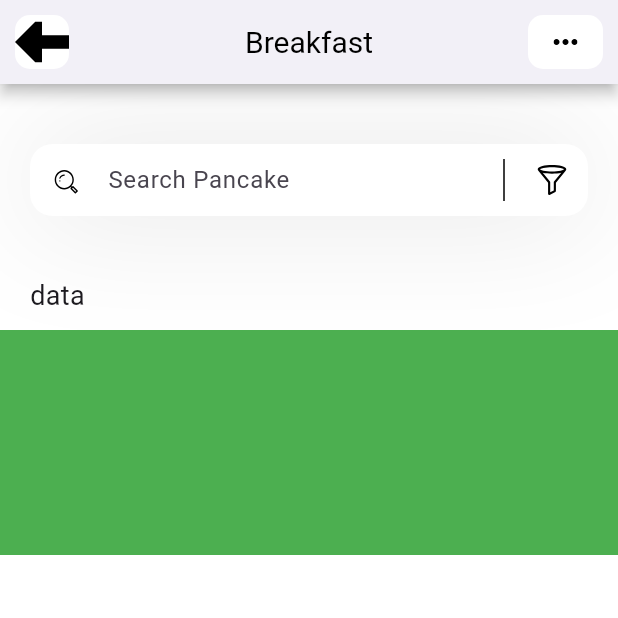
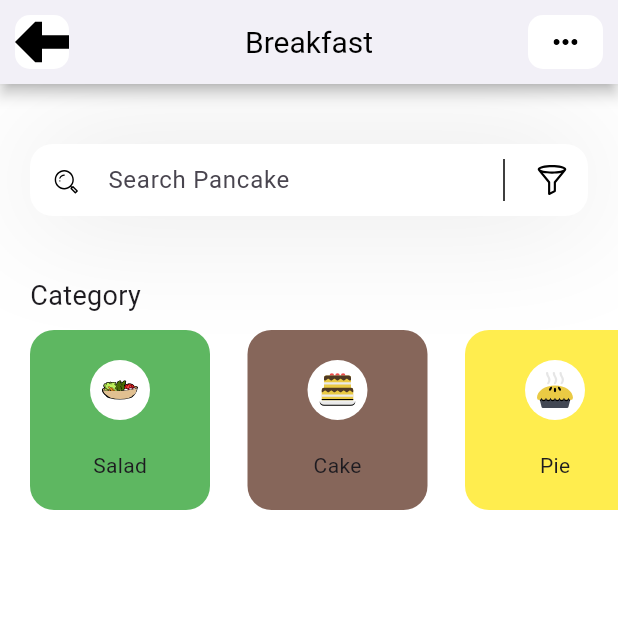
Before and after one commit to zakariabouhaik/learnFlutter, a Flutter app: the screen it shows after launch, on a phone screen of 412 x 824 dp, the top half of it. Run offline on Flutter 3.47's test engine with Material 3 defaults, Android fonts, the phone set to English and light mode, and no system bars; our stand-ins replace flutter_svg.

Commit message:
commit
commit

```diff
--- a/lib/main.dart
+++ b/lib/main.dart
@@ -11,9 +11,9 @@ class MyApp extends StatelessWidget {
 
   @override
   Widget build(BuildContext context) {
-    return const MaterialApp(
+    return  MaterialApp(
       debugShowCheckedModeBanner: false,
-     home: HomePage()
+     home:   HomePage()
       );
   }
 }
--- a/lib/pages/home.dart
+++ b/lib/pages/home.dart
@@ -1,11 +1,31 @@
+import 'package:fitness/pages/models/category_model.dart';
 import 'package:flutter/material.dart';
 import 'package:flutter_svg/flutter_svg.dart';
 
-class HomePage extends StatelessWidget {
-  const HomePage({super.key});
+class HomePage extends StatefulWidget {
+    HomePage({super.key});
+
+  @override
+  State<HomePage> createState() => _HomePageState();
+}
+
+class _HomePageState extends State<HomePage> {
+  List<CategoryModel> categories=[];
+
+  void _getCategories(){
+    categories=CategoryModel.getCategories();
+  }
+
+
+
+  @override
+  void initState(){
+    _getCategories();
+  }
 
   @override
   Widget build(BuildContext context) {
+    _getCategories();
      return Scaffold(
         appBar: appBar(),
         backgroundColor: Colors.white,
@@ -15,27 +35,67 @@ class HomePage extends StatelessWidget {
             _searchbar(),
 
     SizedBox(height: 40),
-            Column(
+            _category()
+        ],),
+     )  ;
+  }
+
+  Column _category() {
+    return Column(
               crossAxisAlignment: CrossAxisAlignment.start,
               children: [
                   Padding(
                     padding: const EdgeInsets.only(left: 20),
                     child: Text(
-                          'data',
+                        'Category',
                          style: TextStyle(
                             fontSize: 18
                          ),),
                   ),
                   SizedBox(height: 10,),
                    Container(
-                    height: 150,
-                    color: Colors.green,
+                    height: 120,
 
+                  child: ListView.separated(
+
+                    itemCount: categories.length,
+                    scrollDirection: Axis.horizontal,
+                    padding: EdgeInsets.only(left: 20,right: 20),
+                     separatorBuilder: (context, index) => SizedBox(width: 25,),
+                    itemBuilder: (context, index) {
+                      return Container(
+                        width: 120,
+                        decoration: BoxDecoration(
+                          color: categories[index].boxColor.withOpacity(0.9),
+                          borderRadius: BorderRadius.circular(16)
+                        ),
+                        child: Column(
+                          mainAxisAlignment: MainAxisAlignment.spaceEvenly,
+                          children: [
+                            Container(
+                              width: 40,
+                              height: 40,
+                              decoration: BoxDecoration(
+                                color: Colors.white,
+                                shape: BoxShape.circle
+                              ),
+                              child:Padding(padding: const EdgeInsets.all(8.0),
+                              child: SvgPicture.asset(categories[index].iconPath),
                               )
+                            ),
+                            Text(
+                              categories[index].name,
+                            )
+
                           ],
-            )
-        ],),
-     )  ;
+                        ),
+                      );
+                    },
+                  ),
+                  ),
+
+              ],
+          );
   }
 
   Container _searchbar() {
--- /dev/null
+++ b/lib/pages/models/category_model.dart
@@ -0,0 +1,53 @@
+import 'package:flutter/material.dart';
+
+class CategoryModel{
+
+  String name;
+  String iconPath;
+  Color boxColor;
+
+  CategoryModel({
+
+    required this.name,
+    required this.iconPath,
+    required this.boxColor
+
+  });
+
+
+  static List<CategoryModel> getCategories(){
+
+    List<CategoryModel> categories = [];
+
+    categories.add(
+      CategoryModel(name: 'Salad',
+      iconPath: 'assets/icons/salad-svgrepo-com.svg',
+      boxColor: Colors.green)
+    );
+
+    categories.add(
+      CategoryModel(name: 'Cake',
+      iconPath: 'assets/icons/cake-tall-svgrepo-com.svg',
+      boxColor: Colors.brown)
+    );
+
+
+    categories.add(
+      CategoryModel(name: 'Pie',
+      iconPath: 'assets/icons/apple-pie-svgrepo-com.svg',
+      boxColor: Colors.yellow)
+    );
+
+    categories.add(
+      CategoryModel(name: 'Smoothies',
+      iconPath: 'assets/icons/smoothie-svgrepo-com.svg',
+      boxColor: Colors.purple)
+    );
+
+
+
+
+    return categories;
+  }
+
+}
```
Also changed, not shown: assets/icons/apple-pie-svgrepo-com.svg (added), assets/icons/cake-tall-svgrepo-com.svg (added), assets/icons/salad-svgrepo-com.svg (added), assets/icons/smoothie-svgrepo-com.svg (added). Lines whose indentation alone changed are shown as unchanged.
